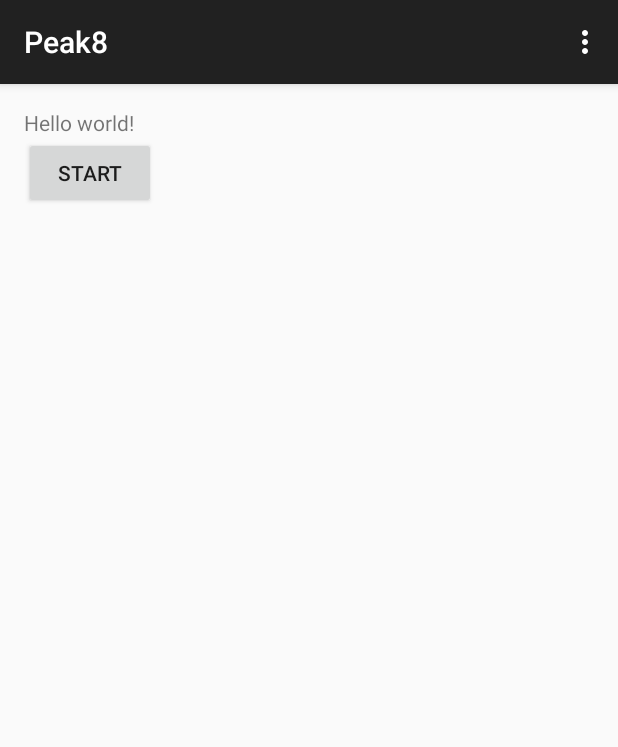
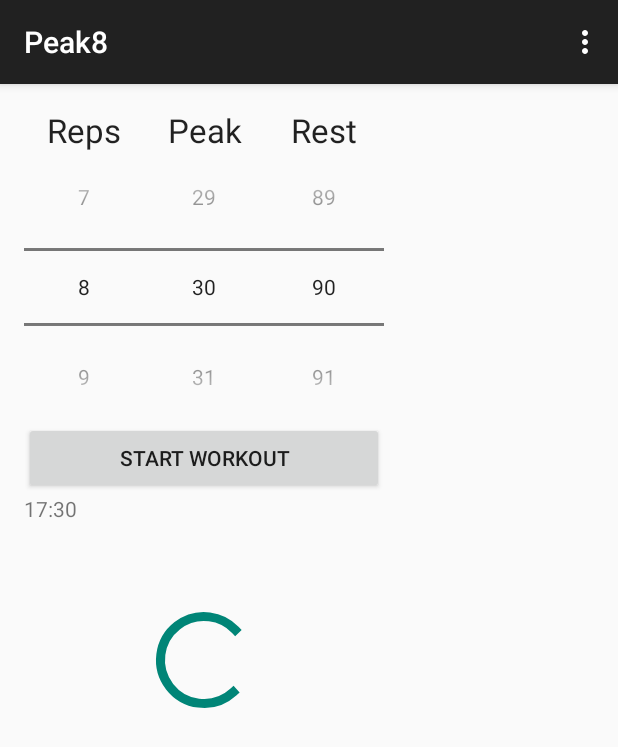
Before and after one commit to SapphireElectronics/Peak8, an Android app: the screen it shows after launch (MainActivity), on a phone screen of 412 x 824 dp. Shown: the top 747 px of the screen. Run offline under Robolectric (Android 15) with nearby library versions, the phone set to English and light mode, and no system bars.

Commit message:
Worked on spinners

```diff
--- a/app/src/main/java/ca/sapphire/peak8/MainActivity.java
+++ b/app/src/main/java/ca/sapphire/peak8/MainActivity.java
@@ -8,6 +8,7 @@ import android.view.Menu;
 import android.view.MenuItem;
 import android.view.View;
 import android.widget.Button;
+import android.widget.NumberPicker;
 import android.widget.TextView;
 
 
@@ -18,9 +19,16 @@ public class MainActivity extends ActionBarActivity {
 
     //runs without a timer by reposting this handler at the end of the runnable
     Handler timerHandler = new Handler();
+    MediaPlayer mpStart = new MediaPlayer();
+    MediaPlayer mpStop = new MediaPlayer();
+    MediaPlayer mpEnd = new MediaPlayer();
+
+    NumberPicker reps, peak, rest;
+
+
+
     Runnable timerRunnable = new Runnable() {
 
-    MediaPlayer mp;
 
         @Override
         public void run() {
@@ -33,11 +41,17 @@ public class MainActivity extends ActionBarActivity {
             int minutes = seconds / 60;
             seconds = seconds % 60;
 
-            timerTextView.setText(String.format("%d:%02d.%1d", minutes, seconds, tenths));
+            int workout_time = reps.getValue() * ( peak.getValue() + rest.getValue() ) + rest.getValue();
+
+            int work_min = (int) (workout_time / 60);
+            int work_sec = workout_time - (work_min * 60);
+
+//            timerTextView.setText(String.format("%d:%02d.%1d", minutes, seconds, tenths));
+            timerTextView.setText(String.format("%d:%02d", work_min, work_sec));
 
 
             if( total_seconds == 10 )
-                mp.start();
+                mpStart.start();
 
             timerHandler.postDelayed(this, 500);
         }
@@ -51,24 +65,47 @@ public class MainActivity extends ActionBarActivity {
         timerTextView = (TextView) findViewById(R.id.timerTextView);
 
         Button b = (Button) findViewById(R.id.button);
-        b.setText("start");
+        b.setText("Start Workout");
 
-        final MediaPlayer mp = MediaPlayer.create(this, R.raw.time_on);
+        mpStart = MediaPlayer.create(this, R.raw.time_on);
+        mpStop = MediaPlayer.create(this, R.raw.time_off);
+        mpEnd = MediaPlayer.create(this, R.raw.time_off);
+
+        reps = (NumberPicker) findViewById(R.id.reps_picker);
+        reps.setMinValue(1);
+        reps.setMaxValue(15);
+        reps.setValue(8);
+        reps.setWrapSelectorWheel(false);
+
+        peak = (NumberPicker) findViewById(R.id.peak_picker);
+        peak.setMinValue(15);
+        peak.setMaxValue(45);
+        peak.setValue(30);
+        peak.setWrapSelectorWheel(false);
+
+        rest = (NumberPicker) findViewById(R.id.rest_picker);
+        rest.setMinValue(60);
+        rest.setMaxValue(120);
+        rest.setValue(90);
+        rest.setWrapSelectorWheel(false);
+
+        timerHandler.postDelayed(timerRunnable, 0);
 
         b.setOnClickListener(new View.OnClickListener() {
 
             @Override
             public void onClick(View v) {
-                mp.start();
 
                 Button b = (Button) v;
-                if (b.getText().equals("stop")) {
+                if (b.getText().equals("Pause")) {
+                    mpStart.start();
                     timerHandler.removeCallbacks(timerRunnable);
-                    b.setText("start");
+                    b.setText("Resume");
                 } else {
+                    mpStop.start();
                     startTime = System.currentTimeMillis();
                     timerHandler.postDelayed(timerRunnable, 0);
-                    b.setText("stop");
+                    b.setText("Pause");
                 }
             }
         });
--- a/app/src/main/res/layout/activity_main.xml
+++ b/app/src/main/res/layout/activity_main.xml
@@ -1,20 +1,101 @@
-<RelativeLayout xmlns:android="http://schemas.android.com/apk/res/android"
-    xmlns:tools="http://schemas.android.com/tools" android:layout_width="match_parent"
+<RelativeLayout
+    xmlns:android="http://schemas.android.com/apk/res/android"
+    xmlns:tools="http://schemas.android.com/tools"
+    android:layout_width="match_parent"
     android:layout_height="match_parent" android:paddingLeft="@dimen/activity_horizontal_margin"
     android:paddingRight="@dimen/activity_horizontal_margin"
     android:paddingTop="@dimen/activity_vertical_margin"
     android:paddingBottom="@dimen/activity_vertical_margin" tools:context=".MainActivity">
 
     <TextView
+        android:layout_width="80dp"
+        android:layout_height="wrap_content"
+        android:gravity="center_horizontal"
+        android:textAppearance="?android:attr/textAppearanceLarge"
+        android:text="@string/reps_string"
+        android:id="@+id/reps_textView"
+        />
+
+    <TextView
+        android:layout_width="80dp"
+        android:layout_height="wrap_content"
+        android:gravity="center_horizontal"
+        android:textAppearance="?android:attr/textAppearanceLarge"
+        android:text="@string/peak_string"
+        android:id="@+id/peak_textView"
+        android:layout_toRightOf="@id/reps_textView"
+        />
+
+    <TextView
+        android:layout_width="80dp"
+        android:layout_height="wrap_content"
+        android:gravity="center_horizontal"
+        android:textAppearance="?android:attr/textAppearanceLarge"
+        android:text="@string/rest_string"
+        android:id="@+id/rest_textView"
+        android:layout_toRightOf="@id/peak_textView"
+        />
+
+    <NumberPicker
+        android:layout_width="80dp"
+        android:layout_height="wrap_content"
+        android:gravity="center_horizontal"
+        android:id="@+id/reps_picker"
+        android:layout_below="@id/reps_textView"
+        android:layout_alignLeft="@id/reps_textView"
+        android:descendantFocusability="blocksDescendants"
+        />
+
+    <NumberPicker
+        android:layout_width="80dp"
+        android:layout_height="wrap_content"
+        android:gravity="center_horizontal"
+        android:id="@+id/peak_picker"
+        android:layout_below="@id/peak_textView"
+        android:layout_alignLeft="@id/peak_textView"
+        android:descendantFocusability="blocksDescendants"
+        />
+
+    <NumberPicker
+        android:layout_width="80dp"
+        android:layout_height="wrap_content"
+        android:gravity="center_horizontal"
+        android:id="@+id/rest_picker"
+        android:layout_below="@id/rest_textView"
+        android:layout_alignLeft="@id/rest_textView"
+        android:descendantFocusability="blocksDescendants"
+       />
+
+    <TextView
         android:text="@string/hello_world"
         android:layout_width="wrap_content"
         android:layout_height="wrap_content"
-        android:id="@+id/timerTextView"/>
+        android:id="@+id/timerTextView"
+        android:layout_below="@+id/button"
+        android:layout_alignParentLeft="true"
+        android:layout_alignParentStart="true"
+        />
 
     <Button
+        android:layout_width="240dp"
+        android:layout_height="wrap_content"
+        android:id="@+id/button"
+        android:text="Button"
+        android:layout_below="@+id/reps_picker"
+        android:layout_alignParentLeft="true"
+        android:layout_alignParentStart="true"
+        />
+
+    <ProgressBar
+        style="?android:attr/progressBarStyleLarge"
         android:layout_width="wrap_content"
         android:layout_height="wrap_content"
-        android:id="@+id/button"
-        android:layout_below="@id/timerTextView"
-        android:text="Button"/>
+        android:id="@+id/progressBar"
+        android:layout_centerVertical="true"
+        android:layout_alignParentLeft="true"
+        android:layout_alignParentStart="true"
+        android:layout_alignRight="@+id/rest_picker"
+        android:layout_alignEnd="@+id/rest_picker" />
+
+
 </RelativeLayout>
--- a/app/src/main/res/values/strings.xml
+++ b/app/src/main/res/values/strings.xml
@@ -3,4 +3,18 @@
 
     <string name="hello_world">Hello world!</string>
     <string name="action_settings">Settings</string>
+
+    <string name="reps_string">Reps</string>
+    <string name="peak_string">Peak</string>
+    <string name="rest_string">Rest</string>
+
+    <string name="peak_mode">Sprint</string>
+    <string name="rest_mode">Rest</string>
+    <string name="warmup_mode">Warm-up</string>
+    <string name="cooldown_mode">Cool-down</string>
+
+    <string name="total_time">Total</string>
+    <string name="segment_time">Segment</string>
+    <string name="remain_time">Remaining</string>
+    <string name="rep_number">Repetition</string>
 </resources>
```
Also changed, not shown: app/src/main/res/mipmap-hdpi/ic_launcher.png, app/src/main/res/mipmap-mdpi/ic_launcher.png, app/src/main/res/mipmap-xhdpi/ic_launcher.png, app/src/main/res/mipmap-xxhdpi/ic_launcher.png.
